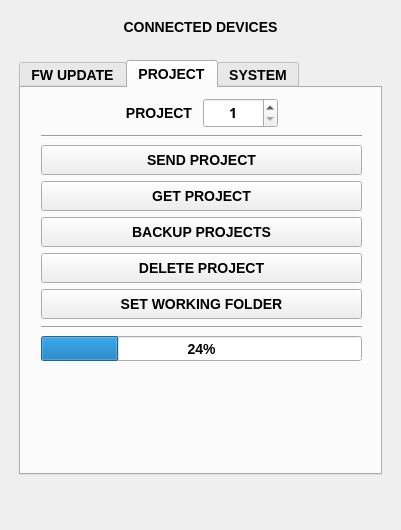
Before: the Qt Designer form apps/oxi_desktop/mainwindow.ui in OXI-Instruments/OXI-Desktop, drawn with Qt 5.
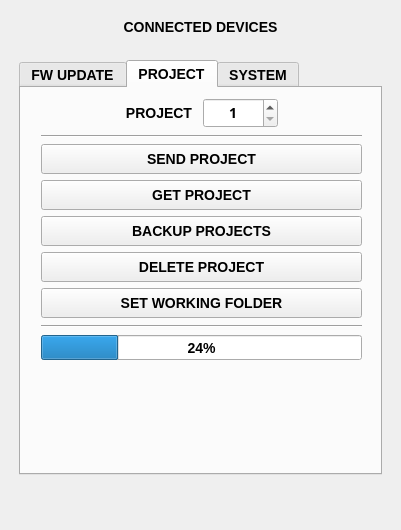
After: the same form once the commit is applied. The open tabs and pages were chosen to show the change. Icons and pictures are not drawn.

Commit message: correct one window measure

```diff
--- a/apps/oxi_desktop/mainwindow.ui
+++ b/apps/oxi_desktop/mainwindow.ui
@@ -410,7 +410,7 @@
              <property name="minimumSize">
               <size>
                <width>0</width>
-               <height>5</height>
+               <height>4</height>
               </size>
              </property>
              <property name="maximumSize">
```
